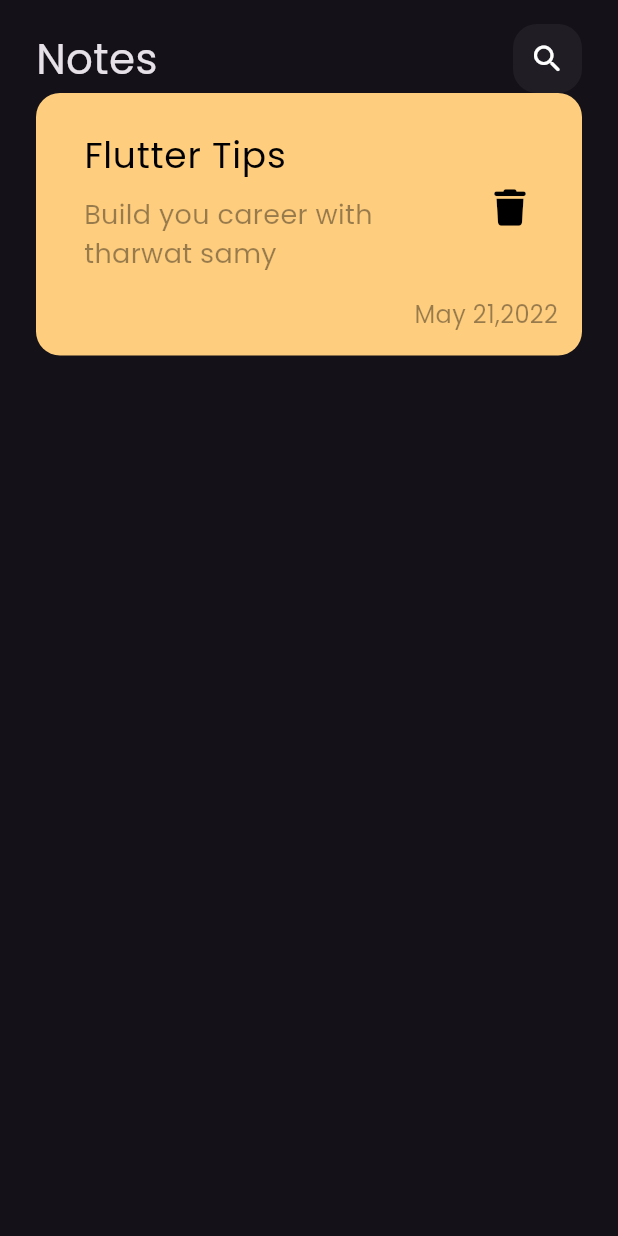
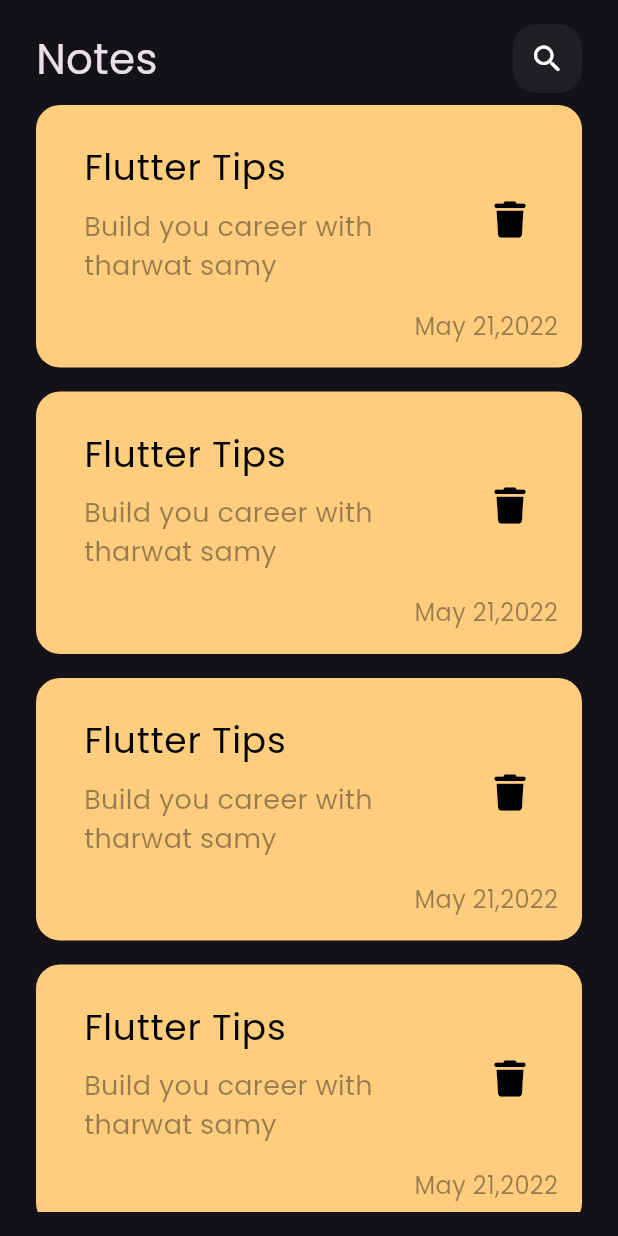
Before and after one commit to EnassKadree/notes_app, a Flutter app: the screen it shows after launch, on a phone screen of 412 x 824 dp. Run offline on Flutter 3.47's test engine with Material 3 defaults, Android fonts, the phone set to English and light mode, and no system bars; our stand-ins replace font_awesome_flutter.

Commit message:
create notes list view

```diff
--- a/lib/views/notes_view.dart
+++ b/lib/views/notes_view.dart
@@ -8,7 +8,7 @@
   @override
   Widget build(BuildContext context)
   {
-    return Scaffold
+    return const Scaffold
     (
       body: NotesViewBody(),
     );
--- a/lib/views/widgets/custom_appbar.dart
+++ b/lib/views/widgets/custom_appbar.dart
@@ -8,12 +8,12 @@
   @override
   Widget build(BuildContext context)
   {
-    return Row
+    return const Row
     (
       children:
       [
         Text('Notes', style: TextStyle(fontSize: 28),),
-        const Spacer(),
+        Spacer(),
         CustomSearchIcon()
       ],
     );
--- a/lib/views/widgets/custom_search_icon.dart
+++ b/lib/views/widgets/custom_search_icon.dart
@@ -16,7 +16,7 @@
         color: Colors.white.withOpacity(.05),
         borderRadius: BorderRadius.circular(16),
       ),
-      child: Center(child: Icon(Icons.search_rounded),),
+      child: const Center(child: Icon(Icons.search_rounded),),
     );
   }
 }
--- /dev/null
+++ b/lib/views/widgets/note_item.dart
@@ -0,0 +1,75 @@
+
+import 'package:flutter/material.dart';
+import 'package:font_awesome_flutter/font_awesome_flutter.dart';
+
+class NoteItem extends StatelessWidget
+{
+  const NoteItem({super.key});
+
+  @override
+  Widget build(BuildContext context)
+  {
+    return Padding
+    (
+      padding: const EdgeInsets.symmetric(vertical: 8.0),
+      child: Container
+      (
+        decoration: BoxDecoration
+        (
+          color: const Color(0xfffecd7e),
+          borderRadius: BorderRadius.circular(16)
+        ),
+        child: Padding
+        (
+          padding: const EdgeInsets.only(left: 16, top: 16, bottom: 16),
+          child: Column
+          (
+            crossAxisAlignment: CrossAxisAlignment.end,
+            children:
+            [
+              ListTile
+              (
+                title: const Text
+                (
+                  'Flutter Tips',
+                  style: TextStyle
+                  (
+                    color: Colors.black,
+                    fontSize: 24
+                  ),
+                ),
+                subtitle: Padding
+                (
+                  padding: const EdgeInsets.symmetric(vertical: 8),
+                  child: Text
+                  (
+                    'Build you career with tharwat samy',
+                    style: TextStyle
+                    (
+                      color: Colors.black.withOpacity(.4),
+                      fontSize: 18
+                    )
+                  ),
+                ),
+                trailing: IconButton(icon: const Icon(FontAwesomeIcons.trash, color: Colors.black), onPressed: (){},)
+              ),
+              Padding
+              (
+                padding: const EdgeInsets.only(right: 16),
+                child: Text
+                (
+                  'May 21,2022',
+                  style: TextStyle
+                  (
+                    color: Colors.black.withOpacity(.4),
+                    fontSize: 16
+                  ),
+                ),
+              )
+            ],
+          ),
+        ),
+      ),
+    );
+  }
+}
--- a/lib/views/widgets/ntoes_view_body.dart
+++ b/lib/views/widgets/ntoes_view_body.dart
@@ -1,7 +1,8 @@
 
 import 'package:flutter/material.dart';
-import 'package:font_awesome_flutter/font_awesome_flutter.dart';
+import 'package:flutter/widgets.dart';
 import 'package:ntoes_app/views/widgets/custom_appbar.dart';
+import 'package:ntoes_app/views/widgets/note_item.dart';
 
 class NotesViewBody extends StatelessWidget
 {
@@ -10,84 +11,34 @@
   @override
   Widget build(BuildContext context)
   {
-    return Padding(
-      padding: const EdgeInsets.symmetric(horizontal: 24, vertical: 16),
+    return const Padding
+    (
+      padding: EdgeInsets.symmetric(horizontal: 24, vertical: 16),
       child: Column
       (
         children:
         [
           CustomAppBar(),
-          NoteItem()
+          Expanded(child: NotesListView())
         ],
       ),
     );
   }
 }
 
-class NoteItem extends StatelessWidget
+class NotesListView extends StatelessWidget
 {
-  const NoteItem({super.key});
+  const NotesListView({super.key});
 
   @override
   Widget build(BuildContext context)
   {
-    return Container
+    return ListView.builder
     (
-      decoration: BoxDecoration
-      (
-        color: Color(0xfffecd7e),
-        borderRadius: BorderRadius.circular(16)
-      ),
-      child: Padding
-      (
-        padding: const EdgeInsets.only(left: 16, top: 16, bottom: 16),
-        child: Column
-        (
-          crossAxisAlignment: CrossAxisAlignment.end,
-          children:
-          [
-            ListTile
-            (
-              title: Text
-              (
-                'Flutter Tips',
-                style: TextStyle
-                (
-                  color: Colors.black,
-                  fontSize: 24
-                ),
-              ),
-              subtitle: Padding
-              (
-                padding: const EdgeInsets.symmetric(vertical: 8),
-                child: Text
-                (
-                  'Build you career with tharwat samy',
-                  style: TextStyle
-                  (
-                    color: Colors.black.withOpacity(.4),
-                    fontSize: 18
-                  )
-                ),
-              ),
-              trailing: IconButton(icon: Icon(FontAwesomeIcons.trash, color: Colors.black), onPressed: (){},)
-            ),
-            Padding
-            (
-              padding: const EdgeInsets.only(right: 16),
-              child: Text
-              (
-                'May 21,2022',
-                style: TextStyle
-                (
-                  color: Colors.black.withOpacity(.4),
-                  fontSize: 16
-                ),
-              ),
-            )
-          ],
-        ),
-      ),
+      itemBuilder: (context, index)
+      {
+        return const NoteItem();
+      }
     );
   }
 }
```
